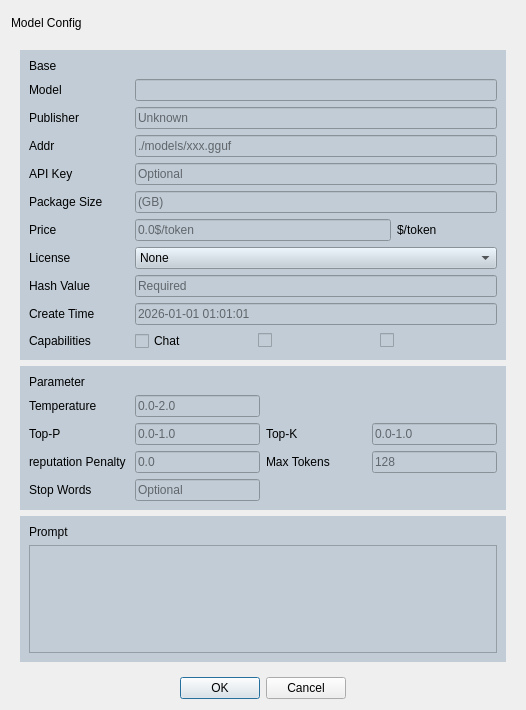
Old version of the form src/setting_page/ModelConfigDialog.ui in the repository hanjingo/rag-qt.
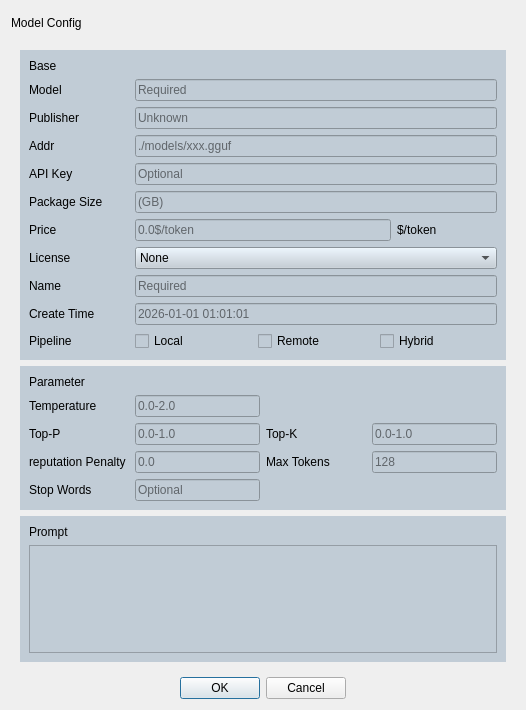
New version of the form.

Commit message: remove model from db

Diff of the .ui file:
```diff
--- a/src/setting_page/ModelConfigDialog.ui
+++ b/src/setting_page/ModelConfigDialog.ui
@@ -64,7 +64,7 @@
          <item>
           <layout class="QHBoxLayout" name="horizontalLayout">
            <item>
-            <widget class="QLabel" name="lblName">
+            <widget class="QLabel" name="lblID">
              <property name="minimumSize">
               <size>
                <width>100</width>
@@ -89,7 +89,7 @@
             </widget>
            </item>
            <item>
-            <widget class="QLineEdit" name="editName">
+            <widget class="QLineEdit" name="editID">
              <property name="font">
               <font>
                <italic>false</italic>
@@ -100,7 +100,7 @@
               <string/>
              </property>
              <property name="placeholderText">
-              <string/>
+              <string>Required</string>
              </property>
             </widget>
            </item>
@@ -401,7 +401,7 @@
          <item>
           <layout class="QHBoxLayout" name="horizontalLayout_8">
            <item>
-            <widget class="QLabel" name="lblHash">
+            <widget class="QLabel" name="lblName">
              <property name="minimumSize">
               <size>
                <width>100</width>
@@ -421,12 +421,12 @@
               </font>
              </property>
              <property name="text">
-              <string>Hash Value</string>
+              <string>Name</string>
              </property>
             </widget>
            </item>
            <item>
-            <widget class="QLineEdit" name="editHash">
+            <widget class="QLineEdit" name="editName">
              <property name="font">
               <font>
                <italic>false</italic>
@@ -505,28 +505,28 @@
               </size>
              </property>
              <property name="text">
-              <string>Capabilities</string>
+              <string>Pipeline</string>
              </property>
             </widget>
            </item>
            <item>
             <widget class="QCheckBox" name="ckChat">
              <property name="text">
-              <string>Chat</string>
+              <string>Local</string>
              </property>
             </widget>
            </item>
            <item>
             <widget class="QCheckBox" name="checkBox_2">
              <property name="text">
-              <string/>
+              <string>Remote</string>
              </property>
             </widget>
            </item>
            <item>
             <widget class="QCheckBox" name="checkBox_3">
              <property name="text">
-              <string/>
+              <string>Hybrid </string>
              </property>
             </widget>
            </item>
```
Left out of the diff: 8 changed lines with no effect on the pictures. The commit also changes 11 other files.
